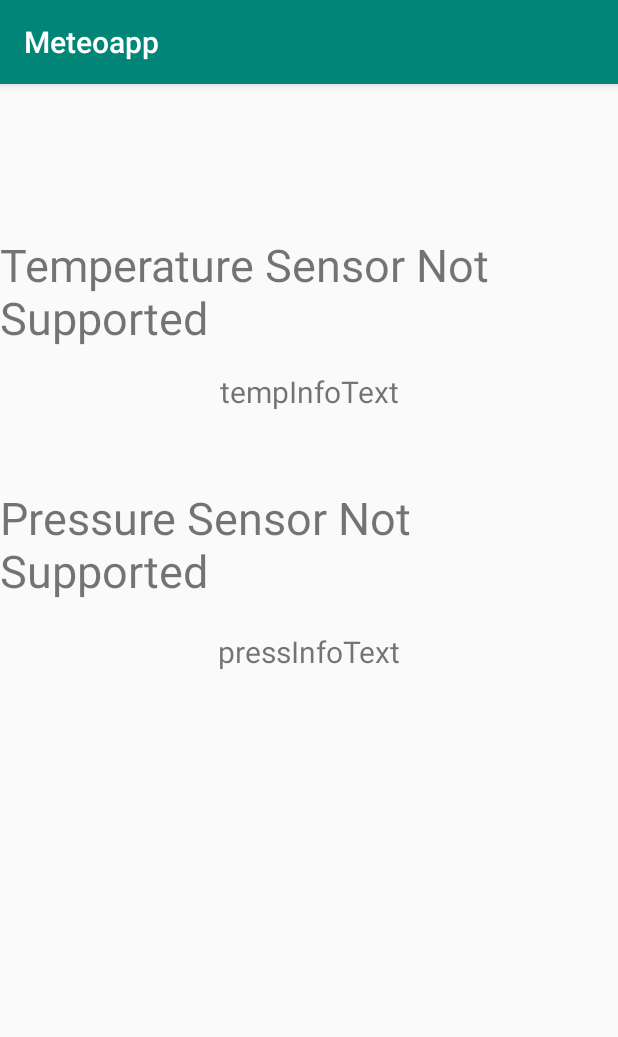
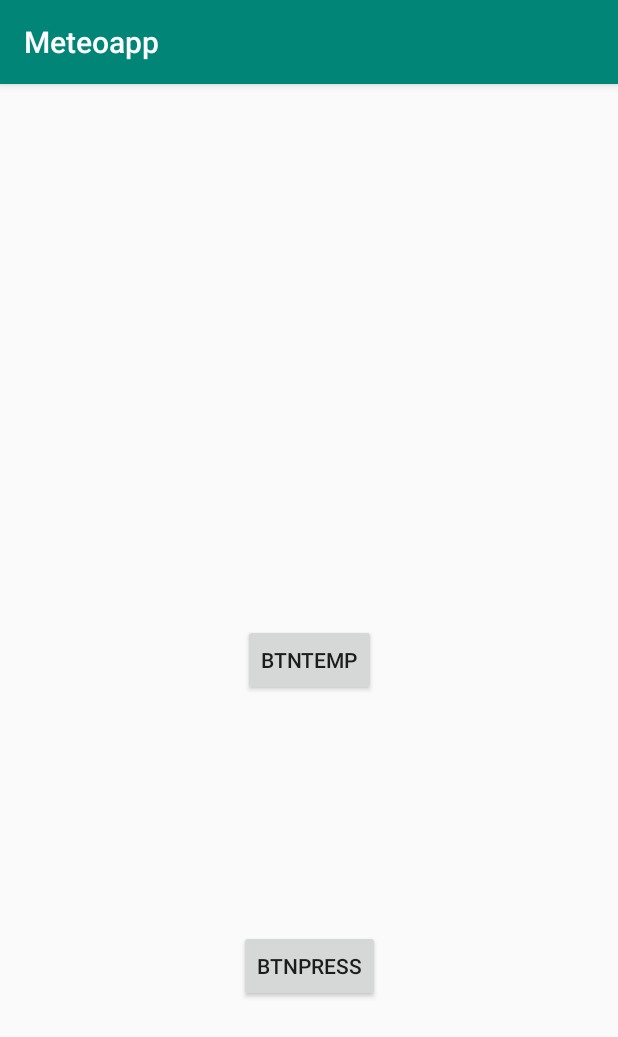
Before and after one commit to Flymshady/Meteoapp, an Android app: the screen it shows after launch (MainActivity), on a phone screen of 412 x 824 dp. Shown: the top 1037 px of the screen. Run offline under Robolectric (Android 15) with nearby library versions, the phone set to English and light mode, and no system bars.

Commit message:
Temp & Press activities split

```diff
--- a/app/src/main/AndroidManifest.xml
+++ b/app/src/main/AndroidManifest.xml
@@ -18,6 +18,8 @@
                 <category android:name="android.intent.category.LAUNCHER" />
             </intent-filter>
         </activity>
+        <activity android:name=".TemperatureActivity"></activity>
+        <activity android:name=".PressureActivity"></activity>
     </application>
 
 </manifest>
--- a/app/src/main/java/cz/cellar/meteoapp/MainActivity.java
+++ b/app/src/main/java/cz/cellar/meteoapp/MainActivity.java
@@ -1,72 +1,44 @@
 package cz.cellar.meteoapp;
-
 import androidx.appcompat.app.AppCompatActivity;
 
-import android.content.Context;
-import android.content.IntentFilter;
-import android.hardware.Sensor;
-import android.hardware.SensorEvent;
-import android.hardware.SensorEventListener;
-import android.hardware.SensorManager;
+import android.content.Intent;
 import android.os.Bundle;
-import android.util.Log;
-import android.widget.TextView;
+import android.view.View;
+import android.widget.Button;
 
-public class MainActivity extends AppCompatActivity implements SensorEventListener {
+public class MainActivity extends AppCompatActivity{
 
-    private static final String TAG = "MainActivity";
-    private SensorManager sensorManager;
-    private Sensor temperature, pressure;
+    private Button btnTemp;
+    private Button btnPress;
 
-    TextView temp, press, tempInfo, pressInfo;
     @Override
     protected void onCreate(Bundle savedInstanceState) {
         super.onCreate(savedInstanceState);
         setContentView(R.layout.activity_main);
 
-        temp=findViewById(R.id.temp);
-        press=findViewById(R.id.press);
-
-    //    Log.d(TAG, "onCreate: Initializing Sensor Services");
-        sensorManager=(SensorManager) getSystemService(Context.SENSOR_SERVICE);
-
-        temperature= sensorManager.getDefaultSensor(Sensor.TYPE_AMBIENT_TEMPERATURE);
-        if(temperature!=null){
-            sensorManager.registerListener(MainActivity.this, temperature, SensorManager.SENSOR_DELAY_NORMAL);
-         //   Log.d(TAG, "onCreate: Registered temperature listener");
-        }else{
-            temp.setText("Temperature Sensor Not Supported");
-        }
-
-        pressure= sensorManager.getDefaultSensor(Sensor.TYPE_PRESSURE);
-        if(pressure!=null){
-            sensorManager.registerListener(MainActivity.this, pressure, SensorManager.SENSOR_DELAY_NORMAL);
-          //  Log.d(TAG, "onCreate: Registered pressure listener");
-        }else{
-            press.setText("Pressure Sensor Not Supported");
-        }
-
-
+        btnTemp=findViewById(R.id.btnTemp);
+        btnTemp.setOnClickListener(new View.OnClickListener() {
+            @Override
+            public void onClick(View v) {
+                launchActivityTemp();
+            }
+        });
+        btnPress=findViewById(R.id.btnPress);
+        btnPress.setOnClickListener(new View.OnClickListener() {
+            @Override
+            public void onClick(View v) {
+                launchActivityPress();
+            }
+        });
     }
 
-    @Override
-    public void onSensorChanged(SensorEvent event) {
-        Sensor sensor = event.sensor;
-        if(sensor.getType() == Sensor.TYPE_AMBIENT_TEMPERATURE){
-            temp.setText("Teplota: "+event.values[0]);
-       //     tempInfo.setText("todo");
-
-        }
-        else if(sensor.getType() == Sensor.TYPE_PRESSURE){
-            press.setText("Tlak: "+event.values[0]);
-      //      pressInfo.setText("todo");
-        }
+    private void launchActivityTemp() {
+        Intent intent = new Intent(this, TemperatureActivity.class);
+        startActivity(intent);
+    }
+    private void launchActivityPress() {
+        Intent intent = new Intent(this, PressureActivity.class);
+        startActivity(intent);
     }
 
-    @Override
-    public void onAccuracyChanged(Sensor sensor, int accuracy) {
-
-    }
-
-
 }
--- a/app/src/main/res/layout/activity_main.xml
+++ b/app/src/main/res/layout/activity_main.xml
@@ -6,51 +6,24 @@
     android:layout_height="match_parent"
     tools:context=".MainActivity">
 
-    <TextView
-        android:id="@+id/temp"
+
+    <Button
+        android:id="@+id/btnTemp"
         android:layout_width="wrap_content"
         android:layout_height="wrap_content"
-        android:layout_marginTop="100dp"
-        android:textSize="30sp"
-        android:text="tempText"
+        android:text="btnTemp"
+        app:layout_constraintBottom_toBottomOf="parent"
         app:layout_constraintEnd_toEndOf="parent"
         app:layout_constraintStart_toStartOf="parent"
-        app:layout_constraintTop_toTopOf="parent"/>
+        app:layout_constraintTop_toTopOf="parent" />
 
-    <TextView
-        android:id="@+id/tempInfo"
+    <Button
+        android:id="@+id/btnPress"
         android:layout_width="wrap_content"
         android:layout_height="wrap_content"
-        android:layout_marginTop="15dp"
-        android:text="tempInfoText"
-        android:textSize="20sp"
+        android:text="btnPress"
+        app:layout_constraintBottom_toBottomOf="parent"
         app:layout_constraintEnd_toEndOf="parent"
         app:layout_constraintStart_toStartOf="parent"
-        app:layout_constraintTop_toBottomOf="@+id/temp" />
-
-
-    <TextView
-        android:id="@+id/press"
-        android:layout_width="wrap_content"
-        android:layout_height="wrap_content"
-        android:layout_marginTop="50dp"
-        android:text="pressText"
-        android:textSize="30sp"
-        app:layout_constraintEnd_toEndOf="parent"
-        app:layout_constraintStart_toStartOf="parent"
-        app:layout_constraintTop_toBottomOf="@+id/tempInfo" />
-
-    <TextView
-        android:id="@+id/pressInfo"
-        android:layout_width="wrap_content"
-        android:layout_height="wrap_content"
-        android:layout_marginTop="20dp"
-        android:text="pressInfoText"
-        android:textSize="20sp"
-        app:layout_constraintEnd_toEndOf="parent"
-        app:layout_constraintStart_toStartOf="parent"
-        app:layout_constraintTop_toBottomOf="@+id/press" />
-
-
-
+        app:layout_constraintTop_toBottomOf="@+id/btnTemp" />
 </androidx.constraintlayout.widget.ConstraintLayout>
--- a/app/src/main/res/values/colors.xml
+++ b/app/src/main/res/values/colors.xml
@@ -3,4 +3,5 @@
     <color name="colorPrimary">#008577</color>
     <color name="colorPrimaryDark">#00574B</color>
     <color name="colorAccent">#D81B60</color>
+    <color name="my">#FF00FF</color>
 </resources>
```
Also changed, not shown: app/src/main/java/cz/cellar/meteoapp/PressureActivity.java (added, +83 -0 lines), app/src/main/java/cz/cellar/meteoapp/TemperatureActivity.java (added, +85 -0 lines), app/src/main/java/cz/cellar/meteoapp/model/Pressure.java (added, +59 -0 lines), app/src/main/java/cz/cellar/meteoapp/model/Temperature.java (added, +83 -0 lines), app/src/main/res/layout/activity_pressure.xml (added, +45 -0 lines), app/src/main/res/layout/activity_temperature.xml (added, +45 -0 lines).
